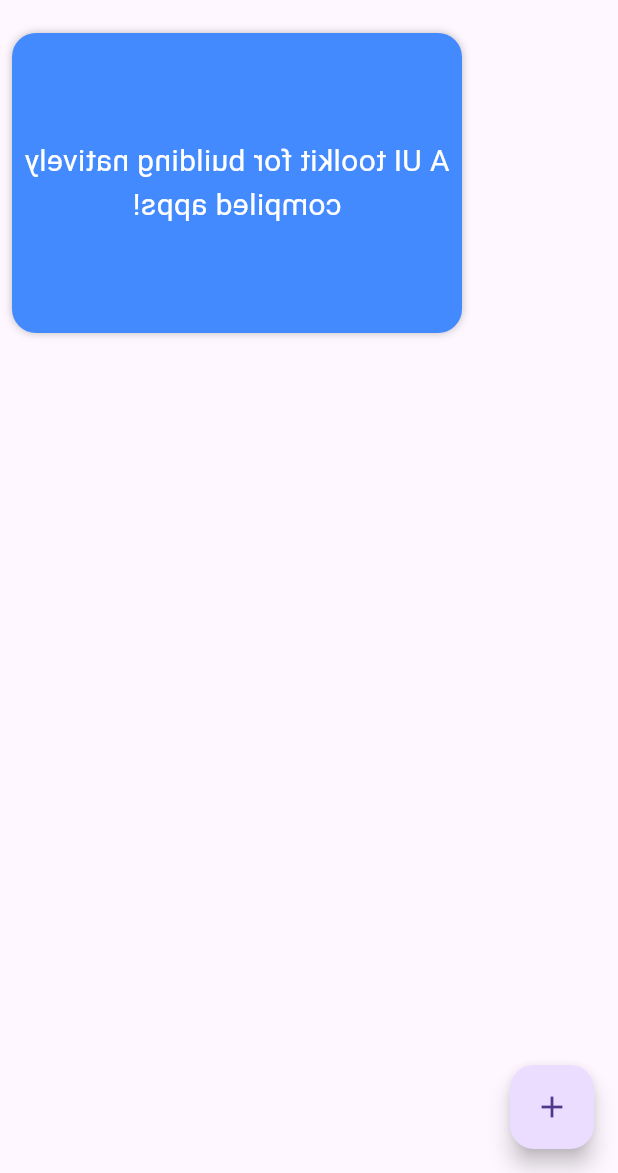
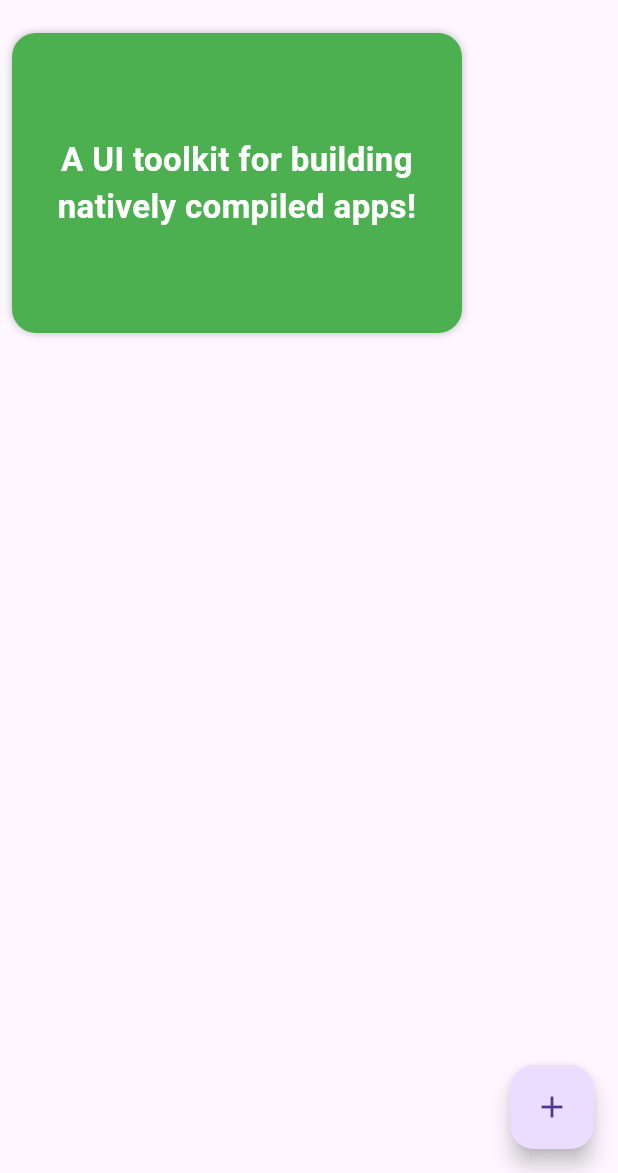
Before and after one commit to rohit0110/rewise, a Flutter app: the screen it shows after launch, after a tap on the "add" icon, after a tap on "What is Flutter?", on a phone screen of 412 x 824 dp, the part 63-1236 px from its top. Run offline on Flutter 3.47's test engine with Material 3 defaults, Android fonts, the phone set to English and light mode, and no system bars; our stand-ins replace flutter_riverpod, hive, hive_flutter; accounts and stored records are empty.

Commit message:
Flashcard UI and storage

```diff
--- a/lib/main.dart
+++ b/lib/main.dart
@@ -1,8 +1,17 @@
 import 'package:flutter/material.dart';
 import 'package:flutter_riverpod/flutter_riverpod.dart';
+import 'package:hive_flutter/hive_flutter.dart';
+import 'package:rewise/models/flashcard.dart';
 import 'screens/home_screen.dart';
 
-void main() {
+void main() async{
+  await Hive.initFlutter();
+
+  // Register the Flashcard adapter
+  Hive.registerAdapter(FlashcardAdapter());
+
+  // Open the Hive box
+  await Hive.openBox<Flashcard>('flashcards');
   runApp(
     const ProviderScope(
       child: MyApp(),
@@ -11,7 +20,7 @@ void main() {
 }
 
 class MyApp extends StatelessWidget {
-  const MyApp({Key? key}) : super(key: key);
+  const MyApp({super.key});
 
   @override
   Widget build(BuildContext context) {
--- a/lib/providers/flashcard_provider.dart
+++ b/lib/providers/flashcard_provider.dart
@@ -1,27 +1,57 @@
 import 'package:flutter_riverpod/flutter_riverpod.dart';
+import 'package:hive_flutter/hive_flutter.dart';
 import '../models/flashcard.dart';
 import 'package:uuid/uuid.dart';
 
-// Define a provider to manage the list of flashcards
+// Create a provider for managing the list of flashcards
 final flashcardsProvider = StateNotifierProvider<FlashcardNotifier, List<Flashcard>>(
   (ref) => FlashcardNotifier(),
 );
 
 class FlashcardNotifier extends StateNotifier<List<Flashcard>> {
-  FlashcardNotifier() : super([]);
+  FlashcardNotifier() : super([]) {
+    _loadFlashcards();
+  }
 
-  // Add a new flashcard
-  void addFlashcard(String question, String answer) {
+  // The box where the flashcards are stored
+  late Box<Flashcard> _flashcardsBox;
+
+  // Load flashcards from Hive
+  Future<void> _loadFlashcards() async {
+    _flashcardsBox = await Hive.openBox<Flashcard>('flashcards');
+    state = _flashcardsBox.values.toList();
+  }
+
+  // Add a flashcard to Hive and the state
+  Future<void> addFlashcard(String question, String answer) async {
     final newFlashcard = Flashcard(
-      id: Uuid().v4(), // Generate a unique ID for each flashcard
+      id: Uuid().v4(),
       question: question,
       answer: answer,
     );
-    state = [...state, newFlashcard]; // Add the new flashcard to the list
+
+    // Save the flashcard to Hive and await the key
+    final key = await _flashcardsBox.add(newFlashcard);
+
+    // Set the key after the flashcard is added
+    newFlashcard.key = key;
+
+    // Add the flashcard to the state
+    state = [...state, newFlashcard];
   }
 
-  // Remove a flashcard by ID
+  // Remove a flashcard from Hive and the state
   void removeFlashcard(String id) {
-    state = state.where((flashcard) => flashcard.id != id).toList(); // Remove by ID
+    // Find the flashcard by its ID in the state
+    final flashcardToRemove = state.firstWhere((flashcard) => flashcard.id == id);
+
+    // Now, we can access the flashcard's key explicitly
+    final flashcardKey = flashcardToRemove.key;
+
+    // Delete the flashcard from the Hive box using its key
+    _flashcardsBox.delete(flashcardKey);
+
+    // Update the state by filtering out the deleted flashcard
+    state = state.where((flashcard) => flashcard.id != id).toList();
   }
 }
--- a/lib/screens/home_screen.dart
+++ b/lib/screens/home_screen.dart
@@ -4,6 +4,8 @@ import '../providers/flashcard_provider.dart';
 import '../widgets/flashcard_widget.dart';
 
 class HomeScreen extends ConsumerWidget {
+  const HomeScreen({super.key});
+
   @override
   Widget build(BuildContext context, WidgetRef ref) {
     // Get the list of flashcards from the provider
--- a/lib/widgets/flashcard_widget.dart
+++ b/lib/widgets/flashcard_widget.dart
@@ -8,11 +8,11 @@ class FlashcardWidget extends StatefulWidget {
   final String id;
 
   const FlashcardWidget({
-    Key? key,
+    super.key,
     required this.question,
     required this.answer,
     required this.id,
-  }) : super(key: key);
+  });
 
   @override
   _FlashcardWidgetState createState() => _FlashcardWidgetState();
@@ -30,7 +30,7 @@ class _FlashcardWidgetState extends State<FlashcardWidget> {
   @override
   Widget build(BuildContext context) {
     return GestureDetector(
-      onTap: _flipCard, // Flip the card on tap
+      onTap: _flipCard, // Change color and show answer on tap
       child: Consumer(
         builder: (context, ref, child) {
           return Dismissible(
@@ -51,12 +51,7 @@ class _FlashcardWidgetState extends State<FlashcardWidget> {
             ),
             child: AnimatedSwitcher(
               duration: Duration(milliseconds: 500),
-              transitionBuilder: (Widget child, Animation<double> animation) {
-                return RotationYTransition(child: child, animation: animation); // Flip effect
-              },
-              child: _isFlipped
-                  ? _buildCard(widget.answer, key: ValueKey(true))
-                  : _buildCard(widget.question, key: ValueKey(false)),
+              child: _buildCard(_isFlipped ? widget.answer : widget.question),
             ),
           );
         },
@@ -64,47 +59,23 @@ class _FlashcardWidgetState extends State<FlashcardWidget> {
     );
   }
 
-  // Build the card UI
-  Widget _buildCard(String text, {Key? key}) {
+  // Build the card UI with dynamic background color
+  Widget _buildCard(String text) {
     return Container(
-      key: key,
+      key: ValueKey(text), // Use the text itself as a key for switching between the question and answer
       width: 300,
       height: 200,
       alignment: Alignment.center,
       decoration: BoxDecoration(
-        color: Colors.blueAccent,
+        color: _isFlipped ? Colors.green : Colors.blueAccent, // Change color when flipped
         borderRadius: BorderRadius.circular(16),
         boxShadow: [BoxShadow(color: Colors.black26, blurRadius: 4)],
       ),
       child: Text(
         text,
-        style: TextStyle(fontSize: 20, color: Colors.white),
+        style: TextStyle(fontSize: 22, fontWeight: FontWeight.bold, color: Colors.white),
         textAlign: TextAlign.center,
       ),
     );
   }
 }
-
-// Custom animation class for Y-axis rotation (flip effect)
-class RotationYTransition extends StatelessWidget {
-  final Widget child;
-  final Animation<double> animation;
-
-  const RotationYTransition({required this.child, required this.animation});
-
-  @override
-  Widget build(BuildContext context) {
-    return AnimatedBuilder(
-      animation: animation,
-      builder: (context, child) {
-        final angle = animation.value * 3.1416;
-        return Transform(
-          transform: Matrix4.rotationY(angle),
-          alignment: Alignment.center,
-          child: child,
-        );
-      },
-      child: child,
-    );
-  }
-}
--- a/pubspec.yaml
+++ b/pubspec.yaml
@@ -40,6 +40,7 @@ dependencies:
   flutter_staggered_animations: ^1.1.1
   flutter_riverpod: ^2.6.1
   uuid: ^4.5.1
+  hive_flutter: ^1.1.0
 
 dev_dependencies:
   flutter_test:
@@ -51,6 +52,8 @@ dev_dependencies:
   # package. See that file for information about deactivating specific lint
   # rules and activating additional ones.
   flutter_lints: ^5.0.0
+  build_runner: ^2.0.0
+  hive_generator: ^1.1.1
 
 # For information on the generic Dart part of this file, see the
 # following page: https://dart.dev/tools/pub/pubspec
```
Also changed, not shown: lib/models/flashcard.dart (+13 -0 lines), lib/models/flashcard.g.dart (added), pubspec.lock, 1 other file.
